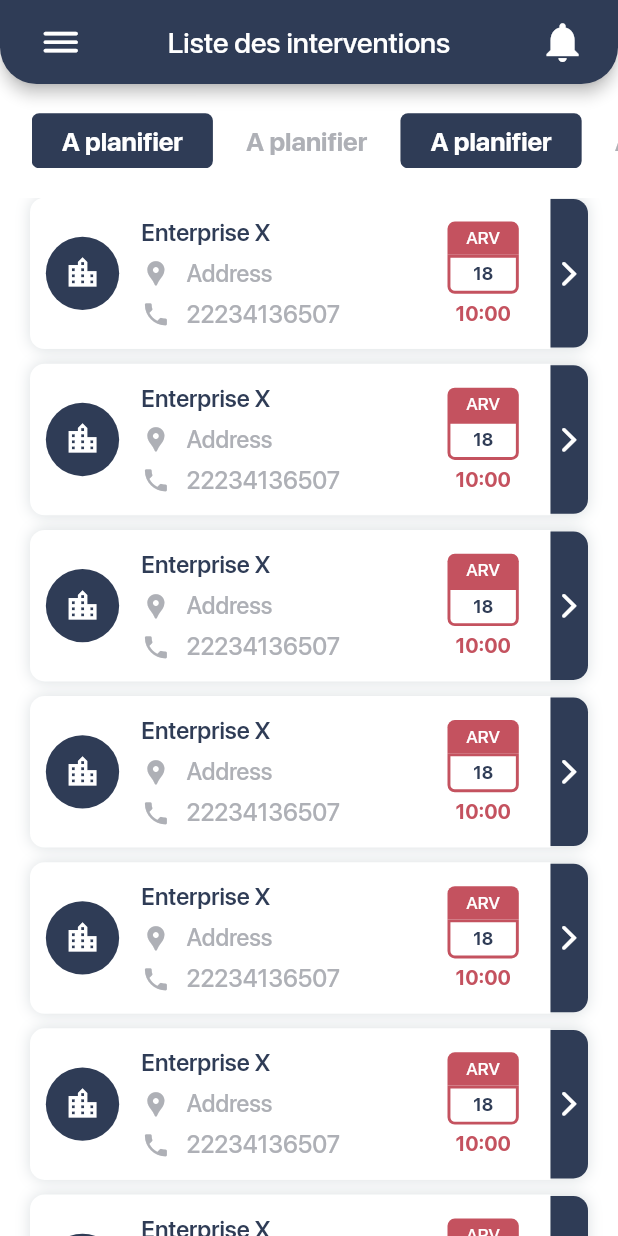
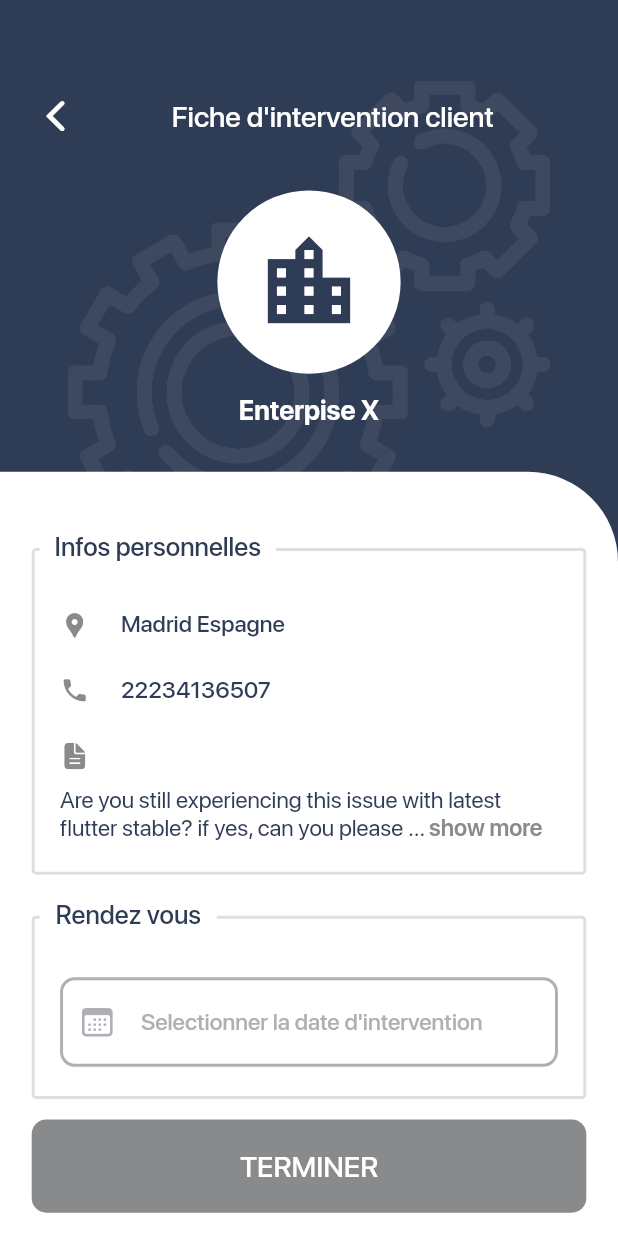
Before and after one commit to SidiahmedHABIB/installateur-mobile-app, a Flutter app: the screen it shows after launch, on a phone screen of 412 x 824 dp. Run offline on Flutter 3.47's test engine with Material 2 defaults, Android fonts, the phone set to English and light mode, and no system bars; drawn by our look-alikes of expandable_text; our stand-ins replace animated_text_kit, get; project files that could hold a hidden picture were left out.

Commit message:
finish ui of intervention details

```diff
--- a/lib/main.dart
+++ b/lib/main.dart
@@ -1,5 +1,6 @@
 import 'package:flutter/material.dart';
 import 'package:get/get.dart';
+import 'package:installateur/presentation/intervention_details.dart/inter_details_view.dart';
 import 'package:installateur/presentation/main/home_view.dart';
 import 'package:installateur/presentation/splash/splash_view.dart';
 
@@ -17,6 +18,7 @@ class MyApp extends StatelessWidget {
         theme: ThemeData(
           primarySwatch: Colors.blue,
         ),
-        home: HomeView());
+        debugShowCheckedModeBanner: false,
+        home: InterventionDetailsView());
   }
 }
--- /dev/null
+++ b/lib/presentation/intervention_details.dart/inter_details_view.dart
@@ -0,0 +1,311 @@
+import 'package:expandable_text/expandable_text.dart';
+import 'package:flutter/cupertino.dart';
+import 'package:flutter/material.dart';
+import 'package:flutter/src/widgets/framework.dart';
+import 'package:flutter/src/widgets/placeholder.dart';
+import 'package:get/get.dart';
+import 'package:installateur/presentation/resources/assets_manager.dart';
+import 'package:installateur/presentation/resources/fonst_manager.dart';
+import 'package:installateur/presentation/widgets_manager/big_text_widget.dart';
+import 'package:installateur/presentation/widgets_manager/icon_widget.dart';
+import 'package:installateur/presentation/widgets_manager/medium_text_widget.dart';
+import 'package:installateur/presentation/widgets_manager/small_text_widget.dart';
+
+import '../resources/colors_manager.dart';
+import '../resources/values_manager.dart';
+import '../widgets_manager/expandable_text_widget.dart';
+
+class InterventionDetailsView extends StatelessWidget {
+  const InterventionDetailsView({super.key});
+
+  @override
+  Widget build(BuildContext context) {
+    return Scaffold(
+      backgroundColor: ColorManager.white,
+      body: SingleChildScrollView(
+        child: Stack(
+          children: [
+            //image background
+            Positioned(
+              right: 0,
+              left: 0,
+              child: Stack(
+                children: [
+                  Container(
+                    padding: EdgeInsets.only(top: AppPadding.hp25 * 2.2),
+                    width: double.maxFinite,
+                    height: Get.height / 2.2,
+                    decoration: const BoxDecoration(
+                      color: ColorManager.mainColor,
+                      //   image: DecorationImage(
+                      //       fit: BoxFit.cover,
+                      //       image: AssetImage(AssetsManager.settingBackground)),
+                    ),
+                    child: Image.asset(
+                      AssetsManager.settingBackground,
+                      fit: BoxFit.contain,
+                    ),
+                  ),
+                  Container(
+                    padding: EdgeInsets.only(top: AppPadding.hp25 * 2.2),
+                    width: double.maxFinite,
+                    height: Get.height / 2.2,
+                    color: const Color.fromARGB(211, 47, 60, 86),
+                  ),
+                ],
+              ),
+            ),
+            //header
+            Positioned(
+                top: AppPadding.hp25 * 2.5,
+                left: AppPadding.wp20,
+                right: AppPadding.wp20,
+                child: Row(
+                  mainAxisAlignment: MainAxisAlignment.spaceBetween,
+                  children: [
+                    IconWidget(
+                      icon: CupertinoIcons.back,
+                      iconColor: ColorManager.white,
+                      size: AppSize.hs25 * 1.3,
+                    ),
+                    MediumTextWidget(
+                      text: "Fiche d'intervention client",
+                      color: ColorManager.white,
+                      size: FontSize.fs20,
+                    ),
+                    Container()
+                  ],
+                )),
+            // circle image and title
+            Positioned(
+              top: AppPadding.hp100 * 1.3,
+              left: AppPadding.wp20,
+              right: AppPadding.wp20,
+              child: Column(
+                children: [
+                  CircleAvatar(
+                    backgroundColor: ColorManager.white,
+                    radius: AppSize.hs25 * 2.5,
+                    child: IconWidget(
+                      icon: Icons.location_city,
+                      iconColor: ColorManager.mainColor,
+                      size: AppSize.hs25 * 3,
+                    ),
+                  ),
+                  SizedBox(height: AppSize.hs14),
+                  BigTextWidget(
+                    text: "Enterpise X",
+                    color: ColorManager.white,
+                  )
+                ],
+              ),
+            ),
+            // white container
+            SingleChildScrollView(
+              child: Container(
+                margin: EdgeInsets.only(top: Get.height / 2.2 - 60),
+                padding: EdgeInsets.only(
+                    left: AppPadding.wp20,
+                    top: AppPadding.hp20 * 2,
+                    right: AppPadding.wp20,
+                    bottom: AppPadding.hp20),
+                width: double.maxFinite,
+                decoration: const BoxDecoration(
+                  color: ColorManager.white,
+                  borderRadius: BorderRadius.only(
+                    topRight: Radius.circular(60),
+                  ),
+                ),
+                child: Column(
+                  children: [
+                    Stack(
+                      alignment: Alignment.topLeft,
+                      children: [
+                        Container(
+                          padding: EdgeInsets.only(top: AppPadding.hp12),
+                          child: Container(
+                            padding: EdgeInsets.only(
+                              top: AppPadding.hp20 * 2,
+                              bottom: AppPadding.hp20,
+                              left: AppPadding.wp16,
+                              right: AppPadding.wp16,
+                            ),
+                            width: double.maxFinite,
+                            decoration: BoxDecoration(
+                              border: Border.all(
+                                color: ColorManager.whiteGrey,
+                                width: 2,
+                              ),
+                              borderRadius: BorderRadius.circular(3),
+                            ),
+                            child: Column(
+                              crossAxisAlignment: CrossAxisAlignment.start,
+                              mainAxisAlignment: MainAxisAlignment.spaceAround,
+                              children: [
+                                // location
+                                Row(
+                                  children: [
+                                    IconWidget(
+                                      icon: Icons.location_pin,
+                                      iconColor: ColorManager.darkGrey,
+                                      size: AppSize.hs20,
+                                    ),
+                                    SizedBox(
+                                      width: AppSize.ws20,
+                                    ),
+                                    MediumTextWidget(
+                                      text: "Madrid Espagne",
+                                      color: ColorManager.mainColor,
+                                      size: FontSize.fs16,
+                                    )
+                                  ],
+                                ),
+                                SizedBox(height: AppSize.hs25),
+                                //phone
+                                Row(
+                                  children: [
+                                    IconWidget(
+                                      icon: Icons.phone,
+                                      iconColor: ColorManager.darkGrey,
+                                      size: AppSize.hs20,
+                                    ),
+                                    SizedBox(
+                                      width: AppSize.ws20,
+                                    ),
+                                    MediumTextWidget(
+                                      text: "22234136507",
+                                      color: ColorManager.mainColor,
+                                      size: FontSize.fs16,
+                                    )
+                                  ],
+                                ),
+                                SizedBox(height: AppSize.hs25),
+
+                                //documentation
+                                IconWidget(
+                                  icon: CupertinoIcons.doc_text_fill,
+                                  iconColor: ColorManager.darkGrey,
+                                  size: AppSize.hs20,
+                                ),
+                                SizedBox(height: AppSize.hs10),
+                                ExpandableTextWidget(
+                                  text:
+                                      "Are you still experiencing this issue with latest flutter stable? if yes, can you please provide your flutter doctor -v and flutter run --verbose? Also, to better address the issue, would be helpful if you could post a minimal code sample to reproduce the problem Thank you",
+                                  textSize: FontSize.fs16,
+                                  maxlines: 2,
+                                  linkColor: ColorManager.darkGrey,
+                                  textWeight: FontWeightManager.regular,
+                                  linkSize: FontSize.fs16,
+                                  textColor: ColorManager.mainColor,
+                                ),
+                              ],
+                            ),
+                          ),
+                        ),
+                        Container(
+                          margin: EdgeInsets.only(left: AppMargin.wm5),
+                          padding: const EdgeInsets.symmetric(horizontal: 10),
+                          color: Colors.white,
+                          child: MediumTextWidget(
+                            text: "Infos personnelles",
+                            color: ColorManager.mainColor,
+                            size: FontSize.fs18,
+                          ),
+                        )
+                      ],
+                    ),
+                    SizedBox(height: AppSize.hs16),
+                    // rendez vous  field 2
+                    Stack(
+                      alignment: Alignment.topLeft,
+                      children: [
+                        Container(
+                          padding: EdgeInsets.only(top: AppPadding.hp12),
+                          child: Container(
+                              padding: EdgeInsets.only(
+                                top: AppPadding.hp20 * 2,
+                                bottom: AppPadding.hp20,
+                                left: AppPadding.wp16,
+                                right: AppPadding.wp16,
+                              ),
+                              width: double.maxFinite,
+                              decoration: BoxDecoration(
+                                border: Border.all(
+                                  color: ColorManager.whiteGrey,
+                                  width: 2,
+                                ),
+                                borderRadius: BorderRadius.circular(3),
+                              ),
+                              child: Container(
+                                padding: EdgeInsets.symmetric(
+                                    vertical: AppPadding.hp16,
+                                    horizontal: AppPadding.wp10),
+                                width: double.maxFinite,
+                                decoration: BoxDecoration(
+                                  border: Border.all(
+                                    color: ColorManager.grey,
+                                    width: 2,
+                                  ),
+                                  borderRadius:
+                                      BorderRadius.circular(AppSize.hs10),
+                                ),
+                                child: Row(
+                                  children: [
+                                    IconWidget(
+                                      icon: CupertinoIcons.calendar,
+                                      iconColor: ColorManager.grey,
+                                      size: AppSize.hs25,
+                                    ),
+                                    SizedBox(width: AppSize.ws16),
+                                    MediumTextWidget(
+                                      text:
+                                          "Selectionner la date d'intervention",
+                                      size: FontSize.fs16,
+                                      color: ColorManager.grey,
+                                    )
+                                  ],
+                                ),
+                              )),
+                        ),
+                        Container(
+                          margin: EdgeInsets.only(left: AppMargin.wm5),
+                          padding:
+                              EdgeInsets.symmetric(horizontal: AppPadding.wp10),
+                          color: Colors.white,
+                          child: MediumTextWidget(
+                            text: "Rendez vous",
+                            color: ColorManager.mainColor,
+                            size: FontSize.fs18,
+                          ),
+                        )
+                      ],
+                    ),
+
+                    SizedBox(height: AppSize.hs14),
+
+                    //button
+                    Container(
+                      width: double.maxFinite,
+                      padding: EdgeInsets.symmetric(vertical: AppPadding.hp20),
+                      margin: EdgeInsets.only(bottom: AppMargin.hm20),
+                      decoration: BoxDecoration(
+                        color: ColorManager.darkGrey,
+                        borderRadius: BorderRadius.circular(AppSize.hs10),
+                      ),
+                      child: Center(
+                          child: MediumTextWidget(
+                        text: "TERMINER",
+                        color: ColorManager.white,
+                        size: FontSize.fs20,
+                      )),
+                    )
+                  ],
+                ),
+              ),
+            ),
+          ],
+        ),
+      ),
+    );
+  }
+}
--- /dev/null
+++ b/lib/presentation/intervention_details.dart/inter_details_view_model.dart
@@ -0,0 +1 @@
+class InterventionDetailsViewModel {}
--- a/lib/presentation/main/home_view.dart
+++ b/lib/presentation/main/home_view.dart
@@ -60,6 +60,7 @@ class HomeView extends StatelessWidget {
         ],
       ),
       backgroundColor: ColorManager.white,
+
       //nav bar
       drawer: const MyDrawer(),
       body: Column(
--- a/lib/presentation/resources/assets_manager.dart
+++ b/lib/presentation/resources/assets_manager.dart
@@ -3,8 +3,9 @@ const String imagePath = "assets/images";
 class AssetsManager {
   static const String background =
       "$imagePath/man-in-black-jacket-and-black-cap-standing-near-black-3807649.png";
-  static const String logoStrada = "$imagePath/Logo-strada.png";
+  static const String logoStrada = "$imagePath/strada_white.png";
   static const String navBarStrada = "$imagePath/navbar-strada.png";
   static const String navBarBackground = "$imagePath/navbar-background.png";
+  static const String settingBackground = "$imagePath/settings.png";
   static const String login = "$imagePath/onboarding_logo1.svg";
 }
--- /dev/null
+++ b/lib/presentation/widgets_manager/expandable_text_widget.dart
@@ -0,0 +1,46 @@
+import 'package:expandable_text/expandable_text.dart';
+import 'package:flutter/material.dart';
+import 'package:flutter/src/widgets/framework.dart';
+import 'package:flutter/src/widgets/placeholder.dart';
+import 'package:installateur/presentation/resources/colors_manager.dart';
+import 'package:installateur/presentation/resources/fonst_manager.dart';
+
+class ExpandableTextWidget extends StatelessWidget {
+  String text;
+  int maxlines;
+  double textSize;
+  double linkSize;
+  Color textColor;
+  Color linkColor;
+  FontWeight textWeight;
+
+  ExpandableTextWidget({
+    super.key,
+    required this.text,
+    this.maxlines = 3,
+    this.textSize = 16,
+    this.linkSize = 16,
+    this.textColor = ColorManager.mainColor,
+    this.linkColor = ColorManager.darkGrey,
+    this.textWeight = FontWeightManager.regular,
+  });
+
+  @override
+  Widget build(BuildContext context) {
+    return ExpandableText(
+      text,
+      expandText: 'show more',
+      collapseText: ' show less',
+      maxLines: maxlines,
+      linkColor: linkColor,
+      linkStyle: const TextStyle(
+          fontFamily: FontConstants.fontFamily,
+          fontWeight: FontWeightManager.semiBold),
+      style: TextStyle(
+          color: textColor,
+          fontFamily: FontConstants.fontFamily,
+          fontWeight: textWeight,
+          fontSize: textSize),
+    );
+  }
+}
--- a/pubspec.yaml
+++ b/pubspec.yaml
@@ -33,6 +33,7 @@ dependencies:
   cupertino_icons: ^1.0.2
   get: ^4.6.5
   animated_text_kit: ^4.2.2
+  expandable_text: ^2.3.0
 
 dev_dependencies:
   flutter_test:
```
Also changed, not shown: assets/images/Logo-strada.png (deleted), assets/images/settings.png (added), assets/images/strada_white.png (added), pubspec.lock.
